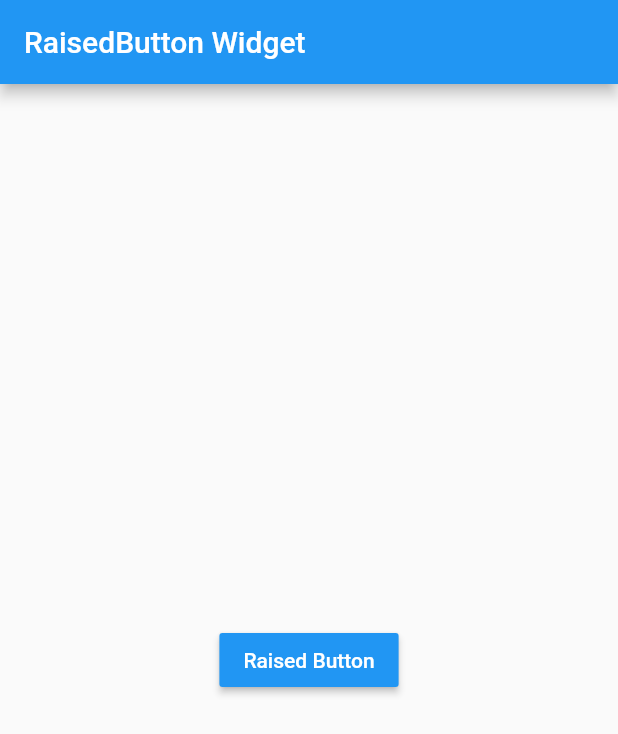
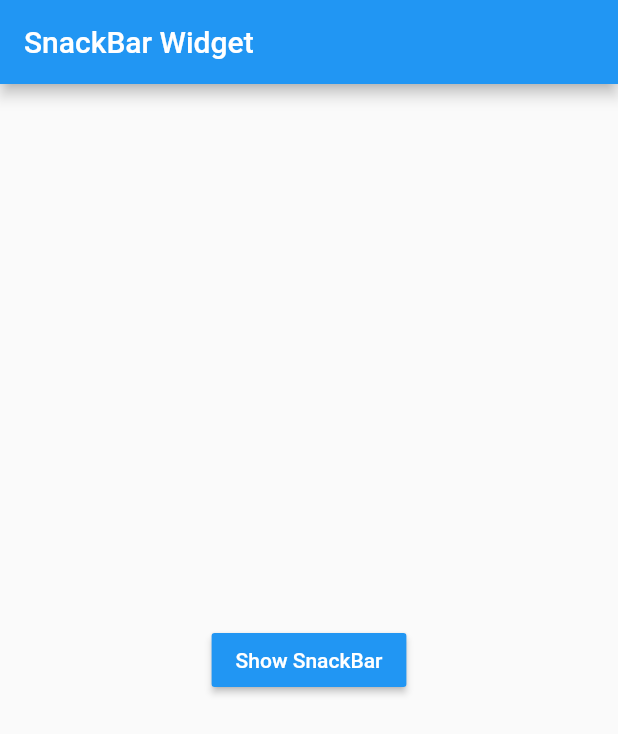
Before and after one commit to 1priyank1/flutter-demos, a Flutter app: the screen it shows after launch, on a phone screen of 412 x 824 dp. Shown: the top 734 px of the screen. Run offline on Flutter 3.47's test engine with Material 2 defaults, Android fonts, the light colour scheme and no system bars.

Commit message:
SnakBar widget demo added

```diff
--- a/snackbar_widget/lib/main.dart
+++ b/snackbar_widget/lib/main.dart
@@ -11,7 +11,7 @@ class MyApp extends StatelessWidget {
       theme: new ThemeData(
         primarySwatch: Colors.blue,
       ),
-      home: new MyHomePage(title: 'RaisedButton Widget'),
+      home: new MyHomePage(title: 'SnackBar Widget'),
     );
   }
 }
@@ -39,16 +39,20 @@ class _MyHomePageState extends State<MyHomePage> {
         builder: (BuildContext context) {
           return new Center(
             child: new RaisedButton(
-              child: new Text("Raised Button"),
+              child: new Text("Show SnackBar"),
               color: Colors.blue,
               textColor: Colors.white,
               onPressed: () {
                 Scaffold.of(context).showSnackBar(
-                  new SnackBar(content: new Text("Test snackbar"),
+                  new SnackBar(content: new Text("This is a SnackBar."),
                   duration: new Duration(seconds: 5),
-                  action: new SnackBarAction(
-                    label: "OK",
-                  ))
+                    action: new SnackBarAction(
+                      label: "OK",
+                      onPressed: () {
+
+                      },
+                    )
+                   )
                 );
               },
             )
```
